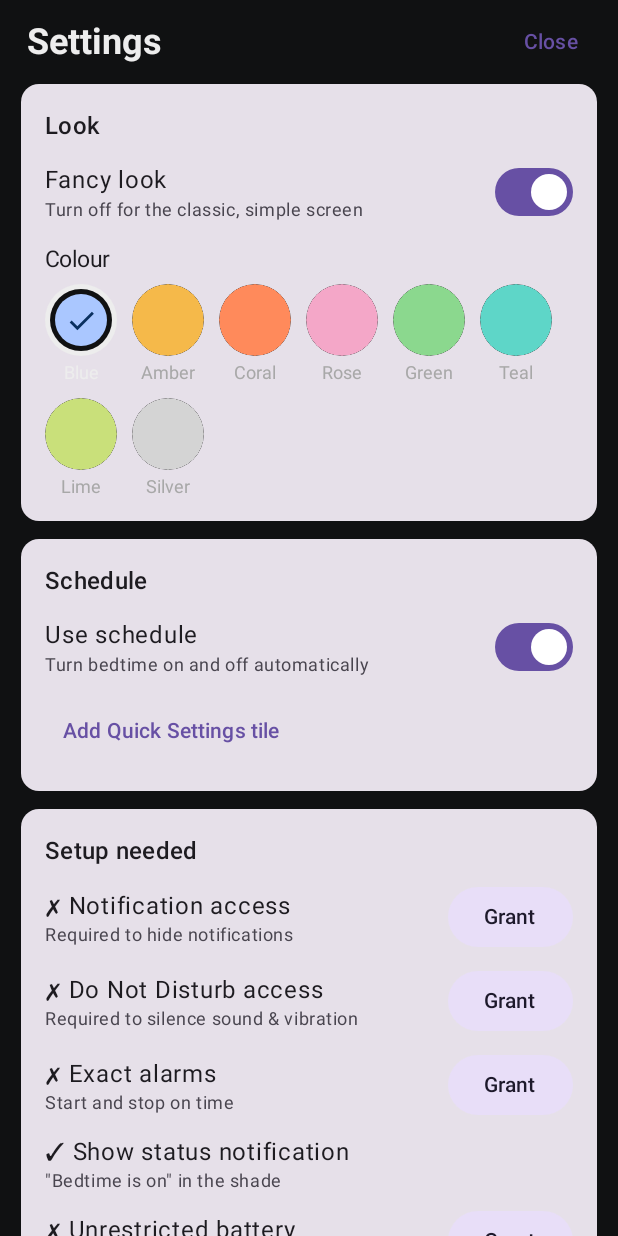
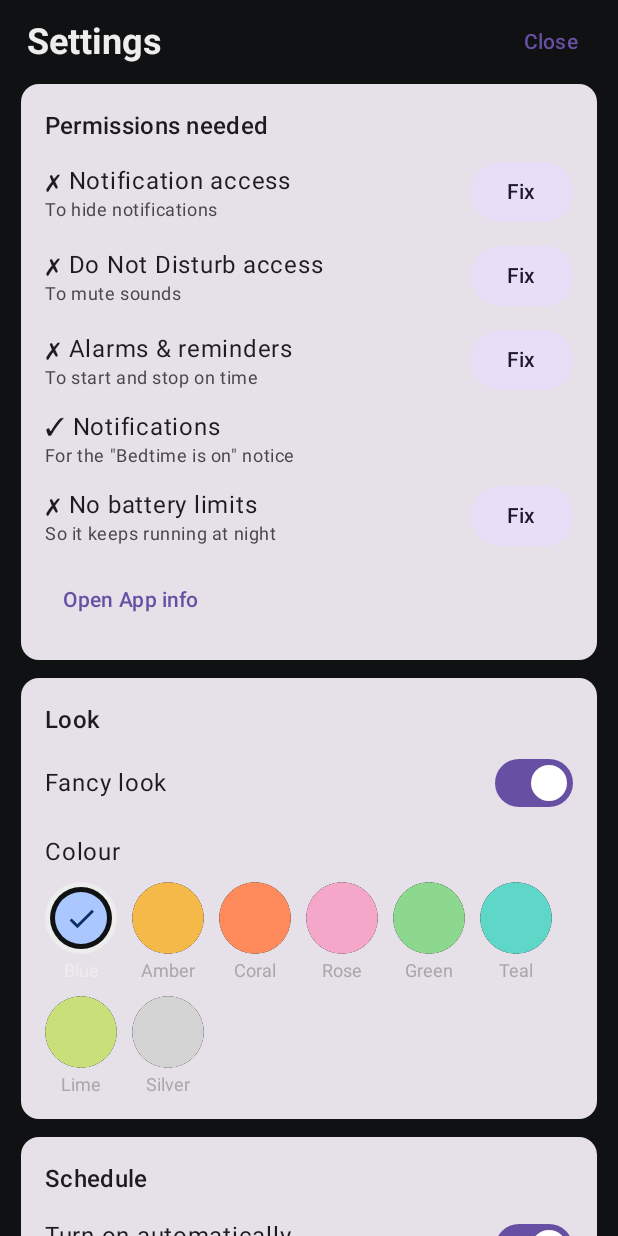
Before and after one commit to IvanTymoshenko/bedtime-mode-reworked, an Android app built with Jetpack Compose: the composable FancyScreen shown on its own in the app's theme, after a tap on "Settings", on a phone screen of 412 x 824 dp. Run offline under Robolectric (Android 15) with nearby library versions, the phone set to English and light mode, and no system bars.

Commit message:
1.1.1: hidden count off by default, option to hide the status notice, grouped settings with simpler wording, two columns on unfolded

```diff
--- a/app/build.gradle.kts
+++ b/app/build.gradle.kts
@@ -15,8 +15,8 @@ android {
         applicationId = "io.github.ivantymoshenko.bedtimemode"
         minSdk = 29
         targetSdk = 35
-        versionCode = 3
-        versionName = "1.1.0"
+        versionCode = 4
+        versionName = "1.1.1"
         // GitHub repo used for in-app update checks (owner/name).
         buildConfigField("String", "GITHUB_REPO", "\"IvanTymoshenko/bedtime-mode-reworked\"")
     }
--- a/app/src/main/java/app/bedtimemode/Prefs.kt
+++ b/app/src/main/java/app/bedtimemode/Prefs.kt
@@ -51,6 +51,16 @@ class Prefs(context: Context) {
     var hideSystem: Boolean
         get() = sp.getBoolean("hide_system", true)
         set(v) = sp.edit { putBoolean("hide_system", v) }
+
+    /** Show the ongoing "Bedtime is on" notification while active. */
+    var showStatusNotification: Boolean
+        get() = sp.getBoolean("show_status_notification", true)
+        set(v) = sp.edit { putBoolean("show_status_notification", v) }
+
+    /** Add "· N hidden" to the status notification. Off by default (ColorOS 16 didn't show it). */
+    var showHiddenCount: Boolean
+        get() = sp.getBoolean("show_hidden_count", false)
+        set(v) = sp.edit { putBoolean("show_hidden_count", v) }
 
     var allowedPackages: Set<String>
         get() = sp.getStringSet("allowed_packages", emptySet())!!.toSet()
--- a/app/src/main/java/app/bedtimemode/StatusNotification.kt
+++ b/app/src/main/java/app/bedtimemode/StatusNotification.kt
@@ -35,7 +35,7 @@ object StatusNotification {
 
     fun update(ctx: Context, st: Status, p: Prefs) {
         val nm = ctx.getSystemService(NotificationManager::class.java)
-        if (!st.active) {
+        if (!st.active || !p.showStatusNotification) {
             nm.cancel(ID)
             return
         }
@@ -46,7 +46,7 @@ object StatusNotification {
         val until = st.endsAt
         val text = buildString {
             append(if (until == null || until == Long.MAX_VALUE) "Hiding notifications until you turn it off" else "Hiding notifications until ${Format.time(until)}")
-            append(" · $held hidden")
+            if (p.showHiddenCount) append(" · $held hidden")
         }
         val open = PendingIntent.getActivity(
             ctx, 0, Intent(ctx, MainActivity::class.java).addFlags(Intent.FLAG_ACTIVITY_SINGLE_TOP),
--- a/app/src/main/java/app/bedtimemode/ui/Fancy.kt
+++ b/app/src/main/java/app/bedtimemode/ui/Fancy.kt
@@ -119,7 +119,7 @@ val Accents = listOf(
 
 fun accentById(id: String?): Accent = Accents.firstOrNull { it.id == id } ?: Accents.first()
 
-private val LocalAccent = staticCompositionLocalOf { Accents.first() }
+internal val LocalAccent = staticCompositionLocalOf { Accents.first() }
 
 @Composable
 fun FancyTheme(accentId: String?, content: @Composable () -> Unit) {
@@ -159,12 +159,11 @@ fun FancyScreen(showUpdate: Boolean = false, onUpdateShown: () -> Unit = {}) {
     // A new schedule replaces any manual on/off that was based on the old one.
     val scheduleChanged: () -> Unit = { prefs.clearOverride(); changed() }
 
-    val setupOk = s.setup.let { it.listener && it.dnd && it.exactAlarm && it.battery && it.postNotifications } &&
-        s.listenerConnected
+    val setupOk = setupOk(s)
 
     Surface(Modifier.fillMaxSize(), color = F.bg, contentColor = F.text) {
         BoxWithConstraints(Modifier.fillMaxSize().safeDrawingPadding()) {
-            val wide = maxWidth >= 720.dp
+            val wide = maxWidth >= 600.dp
             val header: @Composable () -> Unit = {
                 Row(
                     Modifier.fillMaxWidth().height(56.dp).padding(start = 4.dp),
@@ -199,8 +198,8 @@ fun FancyScreen(showUpdate: Boolean = false, onUpdateShown: () -> Unit = {}) {
                 Row(horizontalArrangement = Arrangement.spacedBy(12.dp)) {
                     HeldTile(s, ctx, Modifier.weight(1f)) { showHeld = true }
                     Column(Modifier.weight(1f), verticalArrangement = Arrangement.spacedBy(12.dp)) {
-                        ToggleTile("Do Not Disturb", s.useDnd) { prefs.useDnd = it; changed() }
-                        ToggleTile("Starred calls", s.allowCalls) { prefs.allowCalls = it; Dnd.refreshRule(ctx); changed() }
+                        ToggleTile("Mute sounds", s.useDnd) { prefs.useDnd = it; changed() }
+                        ToggleTile("Let calls through", s.allowCalls) { prefs.allowCalls = it; Dnd.refreshRule(ctx); changed() }
                     }
                 }
                 Row(horizontalArrangement = Arrangement.spacedBy(12.dp)) {
@@ -209,12 +208,12 @@ fun FancyScreen(showUpdate: Boolean = false, onUpdateShown: () -> Unit = {}) {
                         if (!it) BedtimeListenerService.releaseSystem(ctx)
                         changed()
                     }
-                    ToggleTile("Hide existing", s.hideExisting, Modifier.weight(1f)) { prefs.hideExisting = it; changed() }
+                    ToggleTile("Hide what's there", s.hideExisting, Modifier.weight(1f)) { prefs.hideExisting = it; changed() }
                 }
                 HistoryTile(s, onSession = { sessionDetail = it }, onShowAll = { showHistory = true })
                 Row(horizontalArrangement = Arrangement.spacedBy(12.dp)) {
                     InfoTile(
-                        "Always visible",
+                        "Can still notify",
                         if (s.allowedCount == 0) "None" else "${s.allowedCount} app${if (s.allowedCount == 1) "" else "s"}",
                         Modifier.weight(1f),
                     ) { showApps = true }
@@ -589,7 +588,7 @@ private fun ScheduleDial(
 
 @OptIn(ExperimentalLayoutApi::class)
 @Composable
-private fun AccentPicker(selected: String, onPick: (String) -> Unit) {
+internal fun AccentPicker(selected: String, onPick: (String) -> Unit) {
     FlowRow(horizontalArrangement = Arrangement.spacedBy(10.dp), verticalArrangement = Arrangement.spacedBy(10.dp)) {
         for (a in Accents) {
             val on = a.id == selected
@@ -622,28 +621,36 @@ private fun FancySettings(s: UiState, p: Prefs, onChecked: () -> Unit, onApps: (
                     Text("Settings", fontSize = 24.sp, fontWeight = FontWeight.Bold, modifier = Modifier.weight(1f).padding(start = 4.dp))
                     TextButton(onClick = onDismiss) { Text("Close") }
                 }
-                Column(
-                    Modifier.fillMaxWidth().widthIn(max = 720.dp).align(Alignment.CenterHorizontally)
-                        .verticalScroll(rememberScrollState()),
-                    verticalArrangement = Arrangement.spacedBy(12.dp),
-                ) {
-                    SectionCard("Look") {
-                        SwitchRow("Fancy look", "Turn off for the classic, simple screen", true) {
-                            if (!it) { p.fancyUi = false; onDismiss() }
-                        }
-                        Text("Colour", fontSize = 15.sp, modifier = Modifier.padding(top = 4.dp))
-                        AccentPicker(selected = LocalAccent.current.id) { p.fancyAccent = it }
-                    }
+                val left: @Composable () -> Unit = {
+                    if (!setupOk(s)) PermissionsCard(s, ctx)
+                    LookCard(s, p, fancy = true, onClassic = onDismiss)
                     SectionCard("Schedule") {
-                        SwitchRow("Use schedule", "Turn bedtime on and off automatically", s.scheduleEnabled) {
+                        SwitchRow("Turn on automatically", "Uses your bedtime and wake-up times", s.scheduleEnabled) {
                             p.scheduleEnabled = it; p.clearOverride(); changed()
                         }
-                        TextButton(onClick = { Setup.requestAddTile(ctx) }) { Text("Add Quick Settings tile") }
+                        TextButton(onClick = { Setup.requestAddTile(ctx) }) { Text("Add to Quick Settings") }
                     }
-                    SetupCard(s, ctx)
-                    OptionsCard(s, p, ctx, changed, onApps = onApps)
+                    SoundCard(s, p, ctx, changed)
+                }
+                val right: @Composable () -> Unit = {
+                    HideCard(s, p, ctx, changed, onApps)
+                    NoticeCard(s, p, changed)
+                    if (setupOk(s)) PermissionsCard(s, ctx)
                     AboutCard(onChecked = onChecked)
                     Spacer(Modifier.height(24.dp))
+                }
+                BoxWithConstraints(Modifier.fillMaxSize()) {
+                    val gap = Arrangement.spacedBy(12.dp)
+                    if (maxWidth >= 600.dp) {
+                        Row(horizontalArrangement = Arrangement.spacedBy(12.dp)) {
+                            Column(Modifier.weight(1f).verticalScroll(rememberScrollState()), verticalArrangement = gap) { left() }
+                            Column(Modifier.weight(1f).verticalScroll(rememberScrollState()), verticalArrangement = gap) { right() }
+                        }
+                    } else {
+                        Column(Modifier.fillMaxWidth().verticalScroll(rememberScrollState()), verticalArrangement = gap) {
+                            left(); right()
+                        }
+                    }
                 }
             }
         }
--- a/app/src/main/java/app/bedtimemode/ui/MainScreen.kt
+++ b/app/src/main/java/app/bedtimemode/ui/MainScreen.kt
@@ -71,6 +71,8 @@ internal data class UiState(
     val allowCalls: Boolean,
     val hideExisting: Boolean,
     val hideSystem: Boolean,
+    val showStatusNotification: Boolean,
+    val showHiddenCount: Boolean,
     val allowedCount: Int,
     val heldApps: Map<String, Int>,
     val history: List<SessionRecord>,
@@ -88,6 +90,8 @@ internal fun readState(ctx: Context, p: Prefs) = UiState(
     allowCalls = p.allowCalls,
     hideExisting = p.hideExisting,
     hideSystem = p.hideSystem,
+    showStatusNotification = p.showStatusNotification,
+    showHiddenCount = p.showHiddenCount,
     allowedCount = p.allowedPackages.size,
     heldApps = History.appCounts(p.heldKeys),
     history = History.read(p),
@@ -130,9 +134,11 @@ fun MainScreen(showUpdate: Boolean = false, onUpdateShown: () -> Unit = {}) {
                 HistoryCard(s, ctx, onShowHeld = { showHeld = true }, onShowAll = { showHistory = true }, onSession = { sessionDetail = it })
             }
             val settings: @Composable () -> Unit = {
-                SetupCard(s, ctx)
+                if (!setupOk(s)) PermissionsCard(s, ctx)
                 ScheduleCard(s, ctx, prefs, changed)
-                OptionsCard(s, prefs, ctx, changed, onApps = { showApps = true })
+                SettingsSections(s, prefs, ctx, changed, onApps = { showApps = true })
+                LookCard(s, prefs, fancy = false)
+                if (setupOk(s)) PermissionsCard(s, ctx)
                 AboutCard(onChecked = { updateKey++ })
                 Text(
                     "Hidden notifications come back to the shade as soon as bedtime ends or you turn it off.",
@@ -141,7 +147,7 @@ fun MainScreen(showUpdate: Boolean = false, onUpdateShown: () -> Unit = {}) {
                 )
                 Spacer(Modifier.height(24.dp))
             }
-            if (maxWidth >= 720.dp) {
+            if (maxWidth >= 600.dp) {
                 // Landscape / unfolded: two independently scrolling columns.
                 Row(Modifier.fillMaxSize().padding(horizontal = 16.dp), horizontalArrangement = Arrangement.spacedBy(16.dp)) {
                     Column(
@@ -239,61 +245,13 @@ private fun StatusCard(s: UiState, ctx: Context, onToggle: () -> Unit) {
     }
 }
 
-@Composable
-internal fun SetupCard(s: UiState, ctx: Context) {
-    val su = s.setup
-    if (su.listener && su.dnd && su.exactAlarm && su.battery && su.postNotifications && s.listenerConnected) {
-        SectionCard("Setup") {
-            Text("All permissions granted.", style = MaterialTheme.typography.bodyMedium)
-            BackgroundHint(ctx)
-        }
-        return
-    }
-    SectionCard("Setup needed") {
-        SetupRow("Notification access", "Required to hide notifications", su.listener) { Setup.openListenerSettings(ctx) }
-        if (su.listener && !s.listenerConnected) {
-            Text(
-                "Notification access is granted but the service isn't connected yet. Toggle the access off and on, or reboot.",
-                style = MaterialTheme.typography.bodySmall,
-                color = MaterialTheme.colorScheme.error,
-            )
-        }
-        SetupRow("Do Not Disturb access", "Required to silence sound & vibration", su.dnd) { Setup.openDndSettings(ctx) }
-        SetupRow("Exact alarms", "Start and stop on time", su.exactAlarm) { Setup.openExactAlarmSettings(ctx) }
-        SetupRow("Show status notification", "\"Bedtime is on\" in the shade", su.postNotifications) { Setup.openAppNotificationSettings(ctx) }
-        SetupRow("Unrestricted battery", "Stops the system from killing the app", su.battery) { Setup.requestBatteryExemption(ctx) }
-        BackgroundHint(ctx)
-    }
-}
-
-@Composable
-private fun BackgroundHint(ctx: Context) {
-    Text(
-        "On ColorOS / OxygenOS: App info → Battery usage → \"Allow background activity\", and lock the app in Recent apps.",
-        style = MaterialTheme.typography.bodySmall,
-        color = MaterialTheme.colorScheme.onSurfaceVariant,
-    )
-    TextButton(onClick = { Setup.openAppDetails(ctx) }) { Text("Open App info") }
-}
-
-@Composable
-private fun SetupRow(title: String, subtitle: String, ok: Boolean, onGrant: () -> Unit) {
-    Row(Modifier.fillMaxWidth(), verticalAlignment = Alignment.CenterVertically) {
-        Column(Modifier.weight(1f)) {
-            Text((if (ok) "✓ " else "✗ ") + title, style = MaterialTheme.typography.bodyLarge)
-            Text(subtitle, style = MaterialTheme.typography.bodySmall, color = MaterialTheme.colorScheme.onSurfaceVariant)
-        }
-        if (!ok) FilledTonalButton(onClick = onGrant) { Text("Grant") }
-    }
-}
-
 @OptIn(ExperimentalLayoutApi::class)
 @Composable
 private fun ScheduleCard(s: UiState, ctx: Context, p: Prefs, settingsChanged: () -> Unit) {
     // A new schedule replaces any manual on/off that was based on the old one.
     val changed = { p.clearOverride(); settingsChanged() }
     SectionCard("Schedule") {
-        SwitchRow("Use schedule", null, s.scheduleEnabled) { p.scheduleEnabled = it; changed() }
+        SwitchRow("Turn on automatically", null, s.scheduleEnabled) { p.scheduleEnabled = it; changed() }
         Row(Modifier.fillMaxWidth()) {
             TimeField("Starts", s.startMinute, Modifier.weight(1f)) { pickTime(ctx, s.startMinute) { m -> p.startMinute = m; changed() } }
             TimeField("Ends", s.endMinute, Modifier.weight(1f)) { pickTime(ctx, s.endMinute) { m -> p.endMinute = m; changed() } }
@@ -327,57 +285,6 @@ internal fun pickTime(ctx: Context, current: Int, onPicked: (Int) -> Unit) {
 }
 
 @Composable
-internal fun OptionsCard(s: UiState, p: Prefs, ctx: Context, changed: () -> Unit, onApps: () -> Unit) {
-    SectionCard("Options") {
-        SwitchRow("Silence with Do Not Disturb", "No sound, vibration or pop-ups. Alarms still ring.", s.useDnd) {
-            p.useDnd = it; changed()
-        }
-        SwitchRow("Let important calls through", "Starred contacts and repeat callers", s.allowCalls) {
-            p.allowCalls = it; Dnd.refreshRule(ctx); changed()
-        }
-        SwitchRow(
-            "Hide system notifications",
-            "From Android and background system services (hotspot, USB, battery warnings…). Ongoing status is never hidden.",
-            s.hideSystem,
-        ) {
-            p.hideSystem = it
-            if (!it) app.bedtimemode.BedtimeListenerService.releaseSystem(ctx)
-            changed()
-        }
-        SwitchRow("Hide existing notifications", "Also clear what's already in the shade when bedtime starts", s.hideExisting) {
-            p.hideExisting = it; changed()
-        }
-        Row(
-            Modifier.fillMaxWidth().clickable(onClick = onApps).padding(vertical = 8.dp),
-            verticalAlignment = Alignment.CenterVertically,
-        ) {
-            Column(Modifier.weight(1f)) {
-                Text("Allowed apps", style = MaterialTheme.typography.bodyLarge)
-                Text(
-                    if (s.allowedCount == 0) "None — everything is held" else "${s.allowedCount} app(s) can still show notifications",
-                    style = MaterialTheme.typography.bodySmall,
-                    color = MaterialTheme.colorScheme.onSurfaceVariant,
-                )
-            }
-            Text("›", style = MaterialTheme.typography.headlineSmall)
-        }
-    }
-}
-
-@Composable
-internal fun SwitchRow(title: String, subtitle: String?, checked: Boolean, onChange: (Boolean) -> Unit) {
-    Row(Modifier.fillMaxWidth(), verticalAlignment = Alignment.CenterVertically) {
-        Column(Modifier.weight(1f).padding(end = 12.dp)) {
-            Text(title, style = MaterialTheme.typography.bodyLarge)
-            if (subtitle != null) {
-                Text(subtitle, style = MaterialTheme.typography.bodySmall, color = MaterialTheme.colorScheme.onSurfaceVariant)
-            }
-        }
-        Switch(checked = checked, onCheckedChange = onChange)
-    }
-}
-
-@Composable
 private fun HistoryCard(
     s: UiState,
     ctx: Context,
--- /dev/null
+++ b/app/src/main/java/app/bedtimemode/ui/Settings.kt
@@ -0,0 +1,169 @@
+package app.bedtimemode.ui
+
+import android.content.Context
+import androidx.compose.foundation.clickable
+import androidx.compose.foundation.layout.Column
+import androidx.compose.foundation.layout.Row
+import androidx.compose.foundation.layout.fillMaxWidth
+import androidx.compose.foundation.layout.padding
+import androidx.compose.foundation.selection.toggleable
+import androidx.compose.material3.FilledTonalButton
+import androidx.compose.material3.MaterialTheme
+import androidx.compose.material3.Switch
+import androidx.compose.material3.Text
+import androidx.compose.material3.TextButton
+import androidx.compose.runtime.Composable
+import androidx.compose.ui.Alignment
+import androidx.compose.ui.Modifier
+import androidx.compose.ui.semantics.Role
+import androidx.compose.ui.unit.dp
+import app.bedtimemode.BedtimeListenerService
+import app.bedtimemode.Dnd
+import app.bedtimemode.Prefs
+import app.bedtimemode.Setup
+
+/*
+ * Settings shared by the Classic and Fancy looks, grouped by topic with short, plain wording.
+ * Any new setting goes here so both looks get it.
+ */
+
+internal fun setupOk(s: UiState) =
+    s.setup.let { it.listener && it.dnd && it.exactAlarm && it.battery && it.postNotifications } && s.listenerConnected
+
+/** A setting with a switch. The whole row is tappable. */
+@Composable
+internal fun SwitchRow(title: String, subtitle: String?, checked: Boolean, onChange: (Boolean) -> Unit) {
+    Row(
+        Modifier.fillMaxWidth()
+            .toggleable(value = checked, role = Role.Switch, onValueChange = onChange)
+            .padding(vertical = 6.dp),
+        verticalAlignment = Alignment.CenterVertically,
+    ) {
+        Column(Modifier.weight(1f).padding(end = 12.dp)) {
+            Text(title, style = MaterialTheme.typography.bodyLarge)
+            if (subtitle != null) {
+                Text(subtitle, style = MaterialTheme.typography.bodySmall, color = MaterialTheme.colorScheme.onSurfaceVariant)
+            }
+        }
+        Switch(checked = checked, onCheckedChange = null)
+    }
+}
+
+/** A setting that opens something, with its current value on the right. */
+@Composable
+private fun LinkRow(title: String, value: String, onClick: () -> Unit) {
+    Row(
+        Modifier.fillMaxWidth().clickable(onClick = onClick).padding(vertical = 10.dp),
+        verticalAlignment = Alignment.CenterVertically,
+    ) {
+        Text(title, style = MaterialTheme.typography.bodyLarge, modifier = Modifier.weight(1f))
+        Text("$value  ›", style = MaterialTheme.typography.bodyMedium, color = MaterialTheme.colorScheme.primary)
+    }
+}
+
+@Composable
+internal fun LookCard(s: UiState, p: Prefs, fancy: Boolean, onClassic: () -> Unit = {}) {
+    SectionCard("Look") {
+        SwitchRow("Fancy look", null, fancy) {
+            p.fancyUi = it
+            if (!it) onClassic()
+        }
+        if (fancy) {
+            Text("Colour", style = MaterialTheme.typography.bodyLarge, modifier = Modifier.padding(top = 4.dp))
+            AccentPicker(selected = LocalAccent.current.id) { p.fancyAccent = it }
+        }
+    }
+}
+
+/** Sound, What to hide, and the "Bedtime is on" notice. */
+@Composable
+internal fun SettingsSections(s: UiState, p: Prefs, ctx: Context, changed: () -> Unit, onApps: () -> Unit) {
+    SoundCard(s, p, ctx, changed)
+    HideCard(s, p, ctx, changed, onApps)
+    NoticeCard(s, p, changed)
+}
+
+@Composable
+internal fun SoundCard(s: UiState, p: Prefs, ctx: Context, changed: () -> Unit) {
+    SectionCard("Sound") {
+        SwitchRow("Mute sounds and vibration", "Alarms still ring", s.useDnd) {
+            p.useDnd = it; changed()
+        }
+        SwitchRow("Let calls through", "Starred contacts, or anyone who calls twice", s.allowCalls) {
+            p.allowCalls = it; Dnd.refreshRule(ctx); changed()
+        }
+    }
+}
+
+@Composable
+internal fun HideCard(s: UiState, p: Prefs, ctx: Context, changed: () -> Unit, onApps: () -> Unit) {
+    SectionCard("What to hide") {
+        SwitchRow("Hide what's already there", "When bedtime starts", s.hideExisting) {
+            p.hideExisting = it; changed()
+        }
+        SwitchRow("Hide system notifications", "Like USB, hotspot, battery", s.hideSystem) {
+            p.hideSystem = it
+            if (!it) BedtimeListenerService.releaseSystem(ctx)
+            changed()
+        }
+        LinkRow("Apps that can still notify", if (s.allowedCount == 0) "None" else "${s.allowedCount}", onApps)
+    }
+}
+
+@Composable
+internal fun NoticeCard(s: UiState, p: Prefs, changed: () -> Unit) {
+    SectionCard("\"Bedtime is on\" notice") {
+        SwitchRow("Show the notice", "In the notification shade, with a Turn off button", s.showStatusNotification) {
+            p.showStatusNotification = it; changed()
+        }
+        if (s.showStatusNotification) {
+            SwitchRow("Show how many are hidden", null, s.showHiddenCount) {
+                p.showHiddenCount = it; changed()
+            }
+        }
+    }
+}
+
+/** Compact "All set" when everything is granted; a list with Fix buttons when something is missing. */
+@Composable
+internal fun PermissionsCard(s: UiState, ctx: Context) {
+    val su = s.setup
+    if (setupOk(s)) {
+        SectionCard("Permissions") {
+            Text("✓ All set", style = MaterialTheme.typography.bodyLarge)
+            Text(
+                "OPPO / OnePlus: also allow background activity in App info → Battery usage.",
+                style = MaterialTheme.typography.bodySmall,
+                color = MaterialTheme.colorScheme.onSurfaceVariant,
+            )
+            TextButton(onClick = { Setup.openAppDetails(ctx) }) { Text("Open App info") }
+        }
+        return
+    }
+    SectionCard("Permissions needed") {
+        PermissionRow("Notification access", "To hide notifications", su.listener) { Setup.openListenerSettings(ctx) }
+        if (su.listener && !s.listenerConnected) {
+            Text(
+                "Access is on but not working yet. Turn it off and on again, or restart the phone.",
+                style = MaterialTheme.typography.bodySmall,
+                color = MaterialTheme.colorScheme.error,
+            )
+        }
+        PermissionRow("Do Not Disturb access", "To mute sounds", su.dnd) { Setup.openDndSettings(ctx) }
+        PermissionRow("Alarms & reminders", "To start and stop on time", su.exactAlarm) { Setup.openExactAlarmSettings(ctx) }
+        PermissionRow("Notifications", "For the \"Bedtime is on\" notice", su.postNotifications) { Setup.openAppNotificationSettings(ctx) }
+        PermissionRow("No battery limits", "So it keeps running at night", su.battery) { Setup.requestBatteryExemption(ctx) }
+        TextButton(onClick = { Setup.openAppDetails(ctx) }) { Text("Open App info") }
+    }
+}
+
+@Composable
+private fun PermissionRow(title: String, subtitle: String, ok: Boolean, onFix: () -> Unit) {
+    Row(Modifier.fillMaxWidth(), verticalAlignment = Alignment.CenterVertically) {
+        Column(Modifier.weight(1f)) {
+            Text((if (ok) "✓ " else "✗ ") + title, style = MaterialTheme.typography.bodyLarge)
+            Text(subtitle, style = MaterialTheme.typography.bodySmall, color = MaterialTheme.colorScheme.onSurfaceVariant)
+        }
+        if (!ok) FilledTonalButton(onClick = onFix) { Text("Fix") }
+    }
+}
--- a/app/src/main/java/app/bedtimemode/ui/UpdateCard.kt
+++ b/app/src/main/java/app/bedtimemode/ui/UpdateCard.kt
@@ -101,10 +101,10 @@ fun AboutCard(onChecked: () -> Unit) {
     var checking by remember { mutableStateOf(false) }
     Card(Modifier.fillMaxWidth()) {
         Column(Modifier.padding(16.dp), verticalArrangement = Arrangement.spacedBy(8.dp)) {
-            Text("About & updates", style = MaterialTheme.typography.titleMedium)
+            Text("About", style = MaterialTheme.typography.titleMedium)
             Text("Version ${Updater.currentVersion}", style = MaterialTheme.typography.bodyMedium)
             Text(
-                "The app checks for updates automatically and notifies you when a new version is out.",
+                "Updates are checked automatically.",
                 style = MaterialTheme.typography.bodySmall,
                 color = MaterialTheme.colorScheme.onSurfaceVariant,
             )
```
Also changed, not shown: 1 other file.
